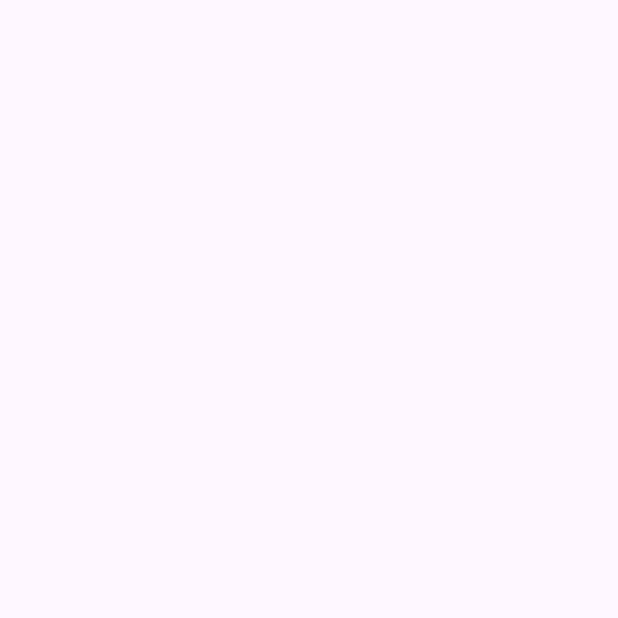
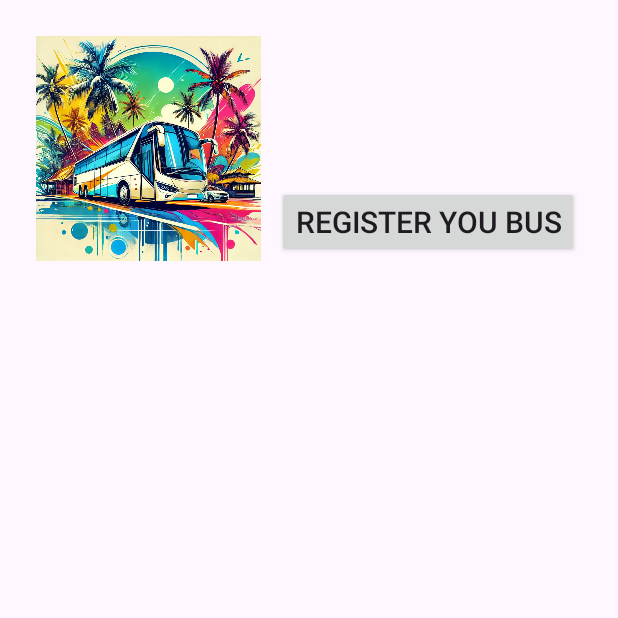
Before and after one commit to NesaraRahal/SwiftRide, an Android app: the DashboardActivity screen opened directly, with no data from a screen before it, on a phone screen of 412 x 824 dp, the top half of it. Before the commit the part shown is empty. Run offline under Robolectric (Android 15) with nearby library versions, the phone set to English and light mode, and no system bars.

Commit message:
dashboard

```diff
--- a/app/src/main/AndroidManifest.xml
+++ b/app/src/main/AndroidManifest.xml
@@ -29,6 +29,8 @@
         </activity>
         <activity android:name=".RegisterActivity"></activity>
         <activity android:name=".DashboardActivity" />
+        <activity android:name=".RegisterBusActivity" />
+
 
     </application>
 
--- a/app/src/main/java/com/example/swiftride/DashboardActivity.java
+++ b/app/src/main/java/com/example/swiftride/DashboardActivity.java
@@ -1,6 +1,21 @@
 package com.example.swiftride;
 
 import android.app.Activity;
+import android.content.Intent;
+import android.os.Bundle;
+import android.view.View;
 
 public class DashboardActivity extends Activity {
+    @Override
+    protected void onCreate(Bundle savedInstanceState) {
+        super.onCreate(savedInstanceState);
+        setContentView(R.layout.dashboard_page);
+
+    }
+
+    public void regBus(View view){
+        Intent intent = new Intent(this, RegisterBusActivity.class);
+        startActivity(intent);
+    }
+
 }
--- /dev/null
+++ b/app/src/main/res/layout/dashboard_page.xml
@@ -0,0 +1,42 @@
+<LinearLayout
+    xmlns:android="http://schemas.android.com/apk/res/android"
+    android:layout_width="match_parent"
+    android:layout_height="match_parent"
+    android:orientation="vertical"
+    android:padding="24dp">
+
+    <!-- Inner RelativeLayout within LinearLayout -->
+    <RelativeLayout
+        android:layout_width="match_parent"
+        android:layout_height="wrap_content">
+
+        <!-- Additional Views can go inside this RelativeLayout -->
+
+        <ImageView
+            android:id="@+id/profileImageView"
+            android:layout_width="150dp"
+            android:layout_height="150dp"
+            android:layout_gravity="center_horizontal"
+            android:clickable="true"
+            android:contentDescription="Register Image"
+            android:focusable="true"
+            android:onClick="selectProfileImage"
+            android:scaleType="centerCrop"
+            android:src="@drawable/modern_bus"
+            />
+
+        <Button
+            android:id="@+id/textView"
+            android:layout_width="wrap_content"
+            android:layout_height="wrap_content"
+            android:layout_alignParentEnd="true"
+            android:layout_marginLeft="100px"
+            android:layout_marginTop="150px"
+            android:layout_marginEnd="2dp"
+            android:text="@string/reg_bus"
+            android:textSize="20sp"
+            android:onClick="regBus"/>
+
+    </RelativeLayout>
+
+</LinearLayout>
--- a/app/src/main/res/values/strings.xml
+++ b/app/src/main/res/values/strings.xml
@@ -1,5 +1,6 @@
 <resources>
     <string name="app_name">SwiftRide</string>
+    <string name="reg_bus">Register you Bus</string>
     <string-array name="user_type">
         <item>Passenger</item>
         <item>Bus Driver</item>
```
Also changed, not shown: app/src/main/java/com/example/swiftride/RegisterBusActivity.java (added, +8 -0 lines), app/src/main/res/layout/register_bus_activity.xml (added, +75 -0 lines), app/src/main/res/drawable/modern_bus.webp (added), 1 other file.
